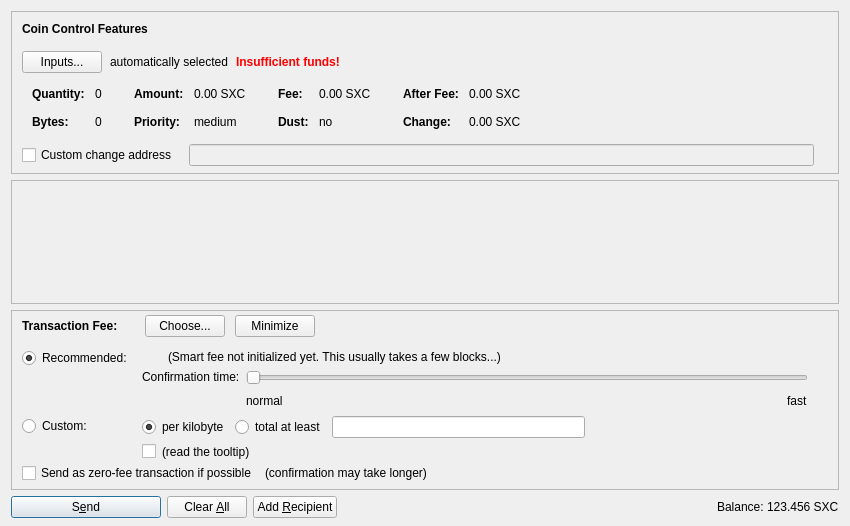
Above: src/qt/forms/sendcoinsdialog.ui from sexcoin-project/sexcoin before the change. Below: the same form after it.
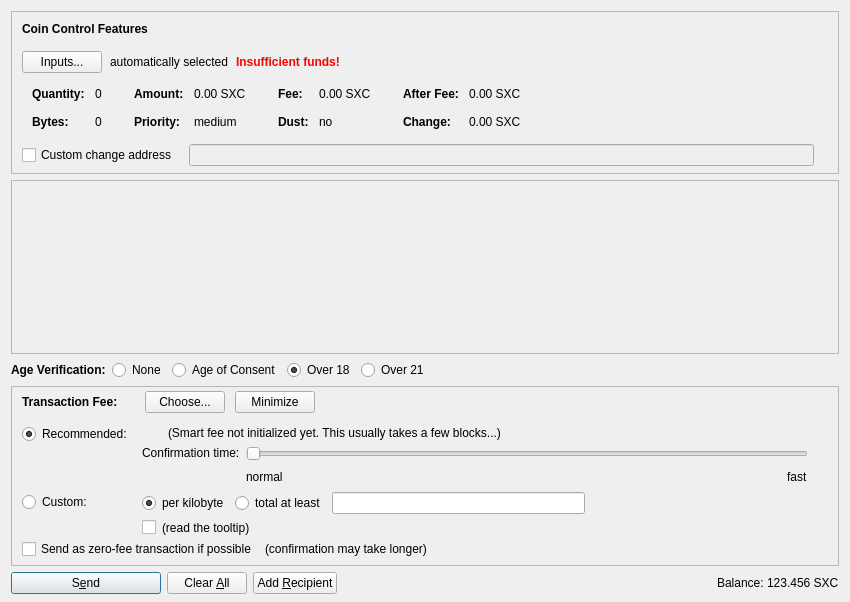
That is the form after the change. Icons and pictures are not drawn. Custom widgets are drawn as their Qt base class.

Commit message: Sexcoin Age Verification and Transaction Flags also fixes ./depends build failures

Diff of the .ui file:
```diff
--- a/src/qt/forms/sendcoinsdialog.ui
+++ b/src/qt/forms/sendcoinsdialog.ui
@@ -7,13 +7,13 @@
     <x>0</x>
     <y>0</y>
     <width>850</width>
-    <height>526</height>
+    <height>602</height>
    </rect>
   </property>
   <property name="windowTitle">
    <string>Send Coins</string>
   </property>
-  <layout class="QVBoxLayout" name="verticalLayout" stretch="0,1,0,0">
+  <layout class="QVBoxLayout" name="verticalLayout" stretch="0,1,0,0,0">
    <property name="bottomMargin">
     <number>8</number>
    </property>
@@ -617,7 +617,7 @@
         <x>0</x>
         <y>0</y>
         <width>830</width>
-        <height>68</height>
+        <height>119</height>
        </rect>
       </property>
       <layout class="QVBoxLayout" name="verticalLayout_2" stretch="0,1">
@@ -657,6 +657,103 @@
      </widget>
     </widget>
    </item>
+   <item>
+    <layout class="QHBoxLayout" name="horizontalLayout_3">
+     <item>
+      <widget class="QLabel" name="label_2">
+       <property name="font">
+        <font>
+         <weight>75</weight>
+         <bold>true</bold>
+        </font>
+       </property>
+       <property name="toolTip">
+        <string>Age Verification: These are self-certified age verifications that are recorded in the transaction on the block-chain</string>
+       </property>
+       <property name="text">
+        <string>Age Verification:</string>
+       </property>
+      </widget>
+     </item>
+     <item>
+      <widget class="QRadioButton" name="radioButton_overNone">
+       <property name="toolTip">
+        <string>Do not use Age Verification Feature</string>
+       </property>
+       <property name="text">
+        <string>None</string>
+       </property>
+       <property name="checked">
+        <bool>false</bool>
+       </property>
+       <attribute name="buttonGroup">
+        <string notr="true">groupAge</string>
+       </attribute>
+      </widget>
+     </item>
+     <item>
+      <widget class="QRadioButton" name="radioButton_overConsent">
+       <property name="toolTip">
+        <string>I Certify that I am over the Age of Consent in my Locale</string>
+       </property>
+       <property name="text">
+        <string>Age of Consent</string>
+       </property>
+       <property name="checked">
+        <bool>false</bool>
+       </property>
+       <attribute name="buttonGroup">
+        <string notr="true">groupAge</string>
+       </attribute>
+      </widget>
+     </item>
+     <item>
+      <widget class="QRadioButton" name="radioButton_over18">
+       <property name="toolTip">
+        <string>I Certify that I am Over 18</string>
+       </property>
+       <property name="text">
+        <string>Over 18</string>
+       </property>
+       <property name="checked">
+        <bool>true</bool>
+       </property>
+       <attribute name="buttonGroup">
+        <string notr="true">groupAge</string>
+       </attribute>
+      </widget>
+     </item>
+     <item>
+      <widget class="QRadioButton" name="radioButton_over21">
+       <property name="toolTip">
+        <string>I Certify that I am Over 21</string>
+       </property>
+       <property name="text">
+        <string>Over 21</string>
+       </property>
+       <property name="checked">
+        <bool>false</bool>
+       </property>
+       <attribute name="buttonGroup">
+        <string notr="true">groupAge</string>
+       </attribute>
+      </widget>
+     </item>
+     <item>
+      <spacer name="horizontalSpacer_7">
+       <property name="orientation">
+        <enum>Qt::Horizontal</enum>
+       </property>
+       <property name="sizeHint" stdset="0">
+        <size>
+         <width>30</width>
+         <height>20</height>
+        </size>
+       </property>
+      </spacer>
+     </item>
+    </layout>
+   </item>
    <item>
     <widget class="QFrame" name="frameFee">
      <property name="sizePolicy">
```
Left out of the diff: 13 changed lines with no effect on the pictures. The commit also changes 22 other files.
